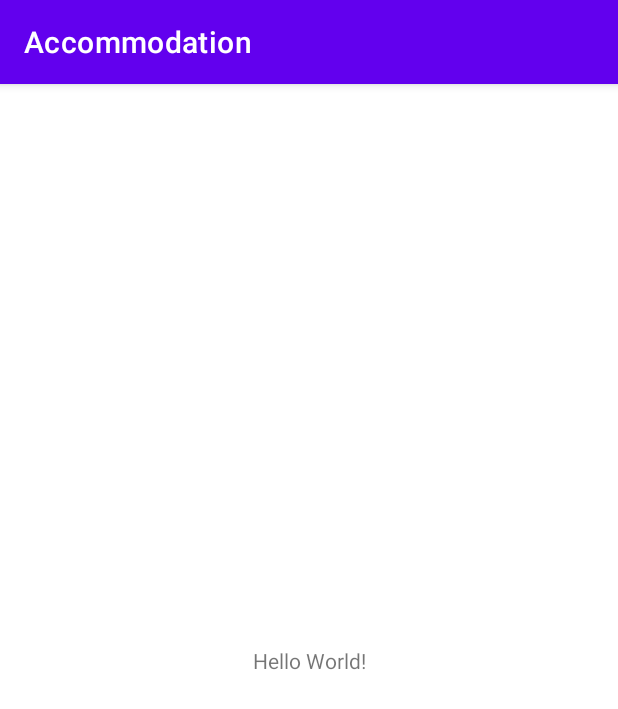
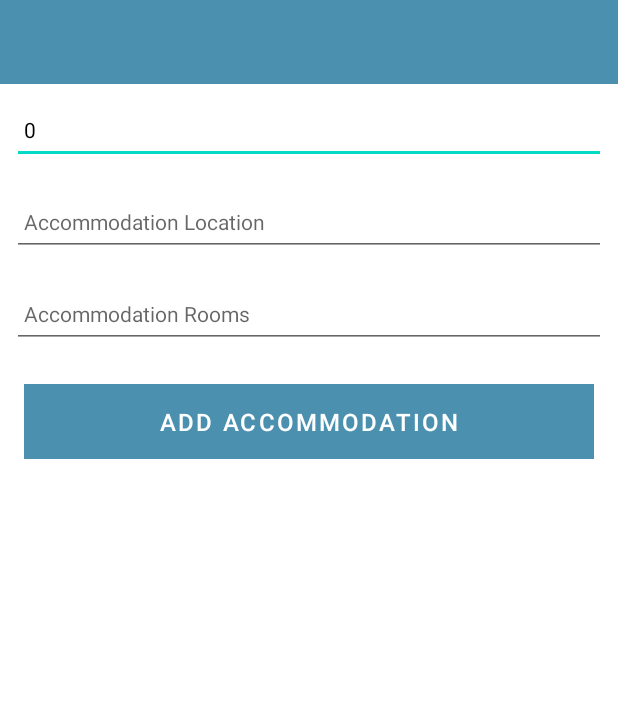
Before and after one commit to Nxkki/Accommodation-Android-App, an Android app: the screen it shows after launch (AccommodationActivity), on a phone screen of 412 x 824 dp. Shown: the top 709 px of the screen. Run offline under Robolectric (Android 15) with nearby library versions, the phone set to English and light mode, and no system bars; our stand-ins replace Timber; 1 statement that could not run was skipped.

Commit message:
Theme & String Resources, Layout, Event Handling3

```diff
--- a/app/build.gradle
+++ b/app/build.gradle
@@ -29,13 +29,17 @@ android {
     kotlinOptions {
         jvmTarget = '1.8'
     }
+
+    buildFeatures {
+        viewBinding true
+    }
 }
 
 dependencies {
 
     implementation 'androidx.core:core-ktx:1.7.0'
     implementation 'androidx.appcompat:appcompat:1.4.0'
-    implementation 'com.google.android.material:material:1.4.0'
+    implementation 'com.google.android.material:material:1.3.0'
     implementation 'com.github.ajalt:timberkt:1.5.1'
     implementation 'androidx.constraintlayout:constraintlayout:2.1.2'
     testImplementation 'junit:junit:4.+'
--- a/app/src/main/AndroidManifest.xml
+++ b/app/src/main/AndroidManifest.xml
@@ -10,7 +10,7 @@
         android:supportsRtl="true"
         android:theme="@style/Theme.Accommodation">
         <activity
-            android:name=".AccommodationActivity"
+            android:name=".activities.AccommodationActivity"
             android:exported="true">
             <intent-filter>
                 <action android:name="android.intent.action.MAIN" />
--- a/app/src/main/java/org/wit/accommodation/AccommodationActivity.kt
+++ /dev/null
@@ -1,19 +0,0 @@
-package org.wit.accommodation
-
-import androidx.appcompat.app.AppCompatActivity
-import android.os.Bundle
-import timber.log.Timber
-import timber.log.Timber.i
-
-
-class AccommodationActivity : AppCompatActivity() {
-    override fun onCreate(savedInstanceState: Bundle?) {
-        super.onCreate(savedInstanceState)
-        setContentView(R.layout.activity_accommodation)
-
-        Timber.plant(Timber.DebugTree())
-
-        i("Accommodation Activity started..")
-
-    }
-}
--- /dev/null
+++ b/app/src/main/java/org/wit/accommodation/activities/AccommodationActivity.kt
@@ -0,0 +1,61 @@
+package org.wit.accommodation.activities
+
+import androidx.appcompat.app.AppCompatActivity
+import android.os.Bundle
+import com.google.android.material.snackbar.Snackbar
+import org.wit.accommodation.databinding.ActivityAccommodationBinding
+import org.wit.accommodation.models.AccommodationModel
+import timber.log.Timber
+import timber.log.Timber.i
+
+class AccommodationActivity : AppCompatActivity() {
+
+    private lateinit var binding: ActivityAccommodationBinding
+    var accommodation = AccommodationModel()
+
+    override fun onCreate(savedInstanceState: Bundle?) {
+        super.onCreate(savedInstanceState)
+
+        binding = ActivityAccommodationBinding.inflate(layoutInflater)
+        setContentView(binding.root)
+        binding.accommodationPrice.setText("0")
+        Timber.plant(Timber.DebugTree())
+
+        i("Accommodation Activity started...")
+
+        binding.btnAdd.setOnClickListener() {
+            var accommodationPrice:Int = 0
+            if (binding.accommodationPrice.text.toString().isNotEmpty())
+                accommodationPrice = Integer.parseInt(binding.accommodationPrice.text.toString())
+            val accommodationLocation = binding.accommodationLocation.text.toString()
+            val accommodationRooms = binding.accommodationRooms.text.toString()
+
+            if (accommodationPrice>0 ) {
+                i("add Button Pressed: $accommodationLocation")
+            }
+            else {
+                Snackbar
+                    .make(it,"Please Enter a price", Snackbar.LENGTH_LONG)
+                    .show()
+            }
+            if (accommodationLocation.isNotEmpty() ) {
+                i("add Button Pressed: $accommodationLocation")
+            }
+            else {
+                Snackbar
+                    .make(it,"Please Enter a location", Snackbar.LENGTH_LONG)
+                    .show()
+            }
+            if (accommodationRooms.isNotEmpty()){
+                i("add Button Pressed: $accommodationRooms")
+
+            }
+            else {
+                Snackbar
+                    .make(it,"Please Enter a rooms", Snackbar.LENGTH_LONG)
+                    .show()
+            }
+
+        }
+    }
+}
--- /dev/null
+++ b/app/src/main/java/org/wit/accommodation/models/AccommodationModel.kt
@@ -0,0 +1,5 @@
+package org.wit.accommodation.models
+
+data class AccommodationModel(var price: Int = 0,
+                              var location: String = "",
+                              var rooms: String = "")
--- a/app/src/main/res/layout/activity_accommodation.xml
+++ b/app/src/main/res/layout/activity_accommodation.xml
@@ -1,18 +1,102 @@
 <?xml version="1.0" encoding="utf-8"?>
-<androidx.constraintlayout.widget.ConstraintLayout xmlns:android="http://schemas.android.com/apk/res/android"
+<androidx.constraintlayout.widget.ConstraintLayout
+    xmlns:android="http://schemas.android.com/apk/res/android"
     xmlns:app="http://schemas.android.com/apk/res-auto"
     xmlns:tools="http://schemas.android.com/tools"
     android:layout_width="match_parent"
     android:layout_height="match_parent"
-    tools:context=".AccommodationActivity">
+    tools:context="org.wit.accommodation.activities.AccommodationActivity">
 
-    <TextView
-        android:layout_width="wrap_content"
+    <RelativeLayout
+        android:layout_width="match_parent"
         android:layout_height="wrap_content"
-        android:text="Hello World!"
         app:layout_constraintBottom_toBottomOf="parent"
-        app:layout_constraintLeft_toLeftOf="parent"
-        app:layout_constraintRight_toRightOf="parent"
-        app:layout_constraintTop_toTopOf="parent" />
+        app:layout_constraintTop_toTopOf="parent">
 
+        <com.google.android.material.appbar.AppBarLayout
+            android:id="@+id/appBarLayout"
+            android:layout_width="match_parent"
+            android:layout_height="wrap_content"
+            android:background="@color/colorAccent"
+            android:fitsSystemWindows="true"
+            app:elevation="0dip"
+            app:theme="@style/ThemeOverlay.AppCompat.Dark.ActionBar">
+
+            <androidx.appcompat.widget.Toolbar
+                android:id="@+id/toolbarAdd"
+                android:layout_width="match_parent"
+                android:layout_height="wrap_content"
+                app:titleTextColor="@color/colorPrimary" />
+        </com.google.android.material.appbar.AppBarLayout>
+
+        <ScrollView
+            android:layout_width="match_parent"
+            android:layout_height="match_parent"
+            android:layout_below="@id/appBarLayout"
+            android:fillViewport="true">
+
+            <LinearLayout
+                android:layout_width="match_parent"
+                android:layout_height="wrap_content"
+                android:orientation="vertical">
+
+
+                <EditText
+                    android:id="@+id/accommodationPrice"
+                    android:layout_width="match_parent"
+                    android:layout_height="45dp"
+                    android:layout_margin="8dp"
+                    android:autofillHints="hint"
+                    android:hint="@string/hint_accommodationPrice"
+                    android:inputType="number"
+                    android:maxLength="25"
+                    android:maxLines="1"
+                    android:padding="8dp"
+                    android:textColor="@color/colorPrimaryDark"
+                    android:textSize="14sp" />
+
+                <EditText
+                    android:id="@+id/accommodationLocation"
+                    android:layout_width="match_parent"
+                    android:layout_height="45dp"
+                    android:layout_margin="8dp"
+                    android:autofillHints="hint"
+                    android:hint="@string/hint_accommodationLocation"
+                    android:inputType="text"
+                    android:maxLength="25"
+                    android:maxLines="1"
+                    android:padding="8dp"
+                    android:textColor="@color/colorPrimaryDark"
+                    android:textSize="14sp" />
+
+                <EditText
+                    android:id="@+id/accommodationRooms"
+                    android:layout_width="match_parent"
+                    android:layout_height="45dp"
+                    android:layout_margin="8dp"
+                    android:autofillHints="hint"
+                    android:hint="@string/hint_accommodationRooms"
+                    android:inputType="text"
+                    android:maxLength="25"
+                    android:maxLines="1"
+                    android:padding="8dp"
+                    android:textColor="@color/colorPrimaryDark"
+                    android:textSize="14sp" />
+
+                <Button
+                    android:id="@+id/btnAdd"
+                    android:layout_width="match_parent"
+                    android:layout_height="wrap_content"
+                    android:layout_margin="16dp"
+                    android:background="@color/colorAccent"
+                    android:paddingTop="8dp"
+                    android:paddingBottom="8dp"
+                    android:stateListAnimator="@null"
+                    android:text="@string/button_addAccommodation"
+                    android:textColor="@color/colorPrimary"
+                    android:textSize="16sp" />
+            </LinearLayout>
+        </ScrollView>
+
+    </RelativeLayout>
 </androidx.constraintlayout.widget.ConstraintLayout>
--- a/app/src/main/res/values/colors.xml
+++ b/app/src/main/res/values/colors.xml
@@ -7,4 +7,8 @@
     <color name="teal_700">#FF018786</color>
     <color name="black">#FF000000</color>
     <color name="white">#FFFFFFFF</color>
+    <color name="colorPrimary">#FFFFFF</color>
+    <color name="colorPrimaryDark">#000000</color>
+    <color name="colorAccent">#4c90af</color>
+
 </resources>
--- a/app/src/main/res/values/strings.xml
+++ b/app/src/main/res/values/strings.xml
@@ -1,3 +1,7 @@
 <resources>
     <string name="app_name">Accommodation</string>
+    <string name="button_addAccommodation">Add Accommodation</string>
+    <string name="hint_accommodationPrice">Accommodation Price</string>
+    <string name="hint_accommodationLocation">Accommodation Location</string>
+    <string name="hint_accommodationRooms">Accommodation Rooms</string>
 </resources>
--- a/app/src/main/res/values/themes.xml
+++ b/app/src/main/res/values/themes.xml
@@ -1,9 +1,9 @@
 <resources xmlns:tools="http://schemas.android.com/tools">
     <!-- Base application theme. -->
-    <style name="Theme.Accommodation" parent="Theme.MaterialComponents.DayNight.DarkActionBar">
+    <style name="Theme.Accommodation" parent="Theme.MaterialComponents.DayNight.NoActionBar">
         <!-- Primary brand color. -->
-        <item name="colorPrimary">@color/purple_500</item>
-        <item name="colorPrimaryVariant">@color/purple_700</item>
+        <item name="colorPrimary">@color/colorAccent</item>
+        <item name="colorPrimaryVariant">@color/colorPrimaryDark</item>
         <item name="colorOnPrimary">@color/white</item>
         <!-- Secondary brand color. -->
         <item name="colorSecondary">@color/teal_200</item>
```
